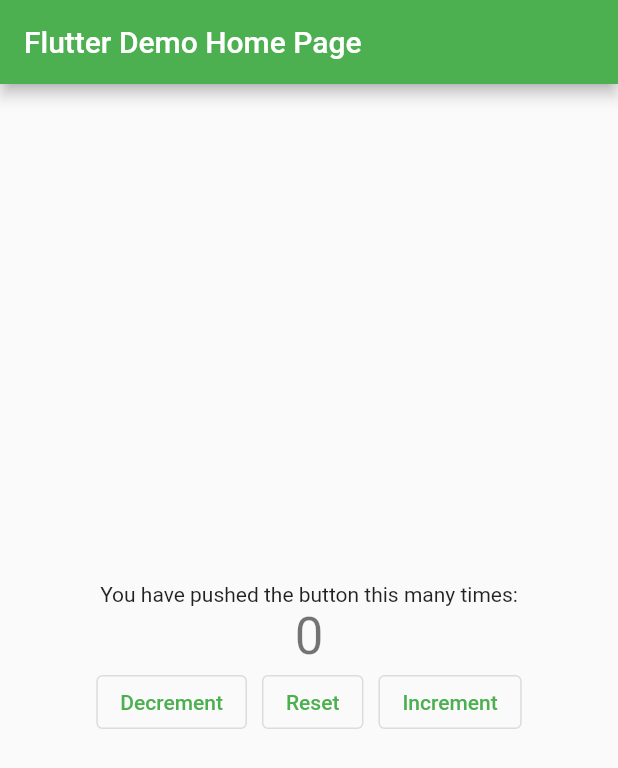
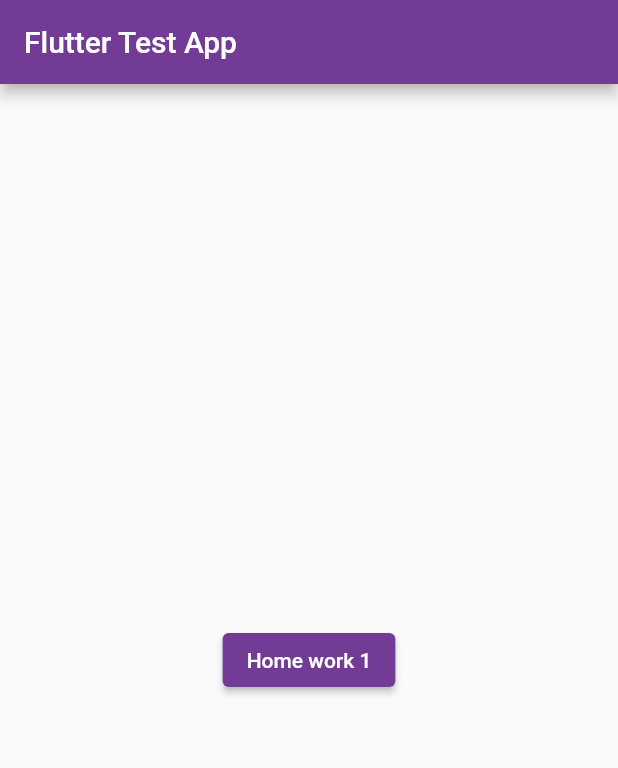
Before and after one commit to lipcha/Flutter-test, a Flutter app: the screen it shows after launch, on a phone screen of 412 x 824 dp. Shown: the top 768 px of the screen. Run offline on Flutter 3.47's test engine with Material 2 defaults, Android fonts, the phone set to English and light mode, and no system bars.

Commit message:
Begin with navigation

```diff
--- a/lib/main.dart
+++ b/lib/main.dart
@@ -1,4 +1,9 @@
 import 'package:flutter/material.dart';
+import 'package:test_app/pages/routes.dart';
+import 'package:test_app/resources/app_colors.dart';
+import 'package:test_app/resources/app_strings.dart';
+
+import 'pages/home_screen.dart';
 
 void main() {
   runApp(const MyApp());
@@ -11,130 +16,12 @@ class MyApp extends StatelessWidget {
   @override
   Widget build(BuildContext context) {
     return MaterialApp(
-      title: 'Flutter Demo',
+      title: AppStrings.appName,
+      onGenerateRoute: Routes.generateRoutes,
       theme: ThemeData(
-        // This is the theme of your application.
-        //
-        // Try running your application with "flutter run". You'll see the
-        // application has a blue toolbar. Then, without quitting the app, try
-        // changing the primarySwatch below to Colors.green and then invoke
-        // "hot reload" (press "r" in the console where you ran "flutter run",
-        // or simply save your changes to "hot reload" in a Flutter IDE).
-        // Notice that the counter didn't reset back to zero; the application
-        // is not restarted.
-        primarySwatch: Colors.green,
+        primarySwatch: AppColors.mainColor,
       ),
-      home: const MyHomePage(title: 'Flutter Demo Home Page'),
+      initialRoute: Routes.home,
     );
   }
 }
-
-class MyHomePage extends StatefulWidget {
-  const MyHomePage({super.key, required this.title});
-
-  // This widget is the home page of your application. It is stateful, meaning
-  // that it has a State object (defined below) that contains fields that affect
-  // how it looks.
-
-  // This class is the configuration for the state. It holds the values (in this
-  // case the title) provided by the parent (in this case the App widget) and
-  // used by the build method of the State. Fields in a Widget subclass are
-  // always marked "final".
-
-  final String title;
-
-  @override
-  State<MyHomePage> createState() => _MyHomePageState();
-}
-
-class _MyHomePageState extends State<MyHomePage> {
-  int _counter = 0;
-
-  void _incrementCounter() {
-    setState(() {
-      // This call to setState tells the Flutter framework that something has
-      // changed in this State, which causes it to rerun the build method below
-      // so that the display can reflect the updated values. If we changed
-      // _counter without calling setState(), then the build method would not be
-      // called again, and so nothing would appear to happen.
-      _counter++;
-    });
-  }
-
-  void _decrementCounter() {
-    setState(() {
-      _counter--;
-    });
-  }
-
-  void _resetCounter() {
-    setState(() {
-      _counter = 0;
-    });
-  }
-
-  @override
-  Widget build(BuildContext context) {
-    // This method is rerun every time setState is called, for instance as done
-    // by the _incrementCounter method above.
-    //
-    // The Flutter framework has been optimized to make rerunning build methods
-    // fast, so that you can just rebuild anything that needs updating rather
-    // than having to individually change instances of widgets.
-    return Scaffold(
-        appBar: AppBar(
-          // Here we take the value from the MyHomePage object that was created by
-          // the App.build method, and use it to set our appbar title.
-          title: Text(widget.title),
-        ),
-        body: Center(
-          // Center is a layout widget. It takes a single child and positions it
-          // in the middle of the parent.
-          child: Column(
-            // Column is also a layout widget. It takes a list of children and
-            // arranges them vertically. By default, it sizes itself to fit its
-            // children horizontally, and tries to be as tall as its parent.
-            //
-            // Invoke "debug painting" (press "p" in the console, choose the
-            // "Toggle Debug Paint" action from the Flutter Inspector in Android
-            // Studio, or the "Toggle Debug Paint" command in Visual Studio Code)
-            // to see the wireframe for each widget.
-            //
-            // Column has various properties to control how it sizes itself and
-            // how it positions its children. Here we use mainAxisAlignment to
-            // center the children vertically; the main axis here is the vertical
-            // axis because Columns are vertical (the cross axis would be
-            // horizontal).
-            mainAxisAlignment: MainAxisAlignment.center,
-            children: <Widget>[
-              const Text(
-                'You have pushed the button this many times:',
-              ),
-              Text(
-                '$_counter',
-                style: Theme.of(context).textTheme.headline4,
-              ),
-              Row(
-                mainAxisAlignment: MainAxisAlignment.center,
-                children: [
-                  OutlinedButton(
-                    onPressed: () => _decrementCounter(),
-                    child: const Text('Decrement'),
-                  ),
-                  const SizedBox(width: 10),
-                  OutlinedButton(
-                    onPressed: () => _resetCounter(),
-                    child: const Text('Reset'),
-                  ),
-                  const SizedBox(width: 10),
-                  OutlinedButton(
-                    onPressed: () => _incrementCounter(),
-                    child: const Text('Increment'),
-                  ),
-                ],
-              )
-            ],
-          ),
-        ));
-  }
-}
--- /dev/null
+++ b/lib/pages/home_screen.dart
@@ -0,0 +1,43 @@
+import 'package:flutter/cupertino.dart';
+import 'package:flutter/material.dart';
+import 'package:test_app/pages/routes.dart';
+
+import '../resources/app_strings.dart';
+import 'hw1/home_work_1_screen.dart';
+
+class HomeScreen extends StatefulWidget {
+  const HomeScreen({super.key});
+
+  @override
+  State<HomeScreen> createState() => _HomeScreenState();
+}
+
+class _HomeScreenState extends State<HomeScreen> {
+  @override
+  Widget build(BuildContext context) {
+    return Scaffold(
+        appBar: AppBar(
+          title: const Text(AppStrings.appName),
+        ),
+        // drawer: const DrawerMenu(),
+        body: Center(
+          child: Column(
+            mainAxisAlignment: MainAxisAlignment.center,
+            children: [
+              ElevatedButton(
+                  onPressed: () => Navigator.of(context).pushNamed(
+                      Routes.homeWork1,
+                      arguments: HomeWork1Screen.screenA),
+                  child: const Text(AppStrings.buttonHW1))
+            ],
+          ),
+        ));
+  }
+}
+
+class MenuItem {
+  final IconData icon;
+  final String title;
+
+  const MenuItem(this.icon, this.title);
+}
--- /dev/null
+++ b/lib/pages/routes.dart
@@ -0,0 +1,21 @@
+import 'package:flutter/cupertino.dart';
+import 'package:flutter/material.dart';
+import 'package:test_app/pages/home_screen.dart';
+import 'package:test_app/pages/hw1/home_work_1_screen.dart';
+
+class Routes {
+  static const String home = "home";
+  static const String homeWork1 = "home_work_1";
+
+  static Route<dynamic> generateRoutes(RouteSettings settings) {
+    switch (settings.name) {
+      case home:
+        return MaterialPageRoute(builder: (_) => const HomeScreen());
+      case homeWork1:
+        return CupertinoPageRoute(
+            builder: (_) => HomeWork1Screen(settings.arguments as String));
+      default:
+        return MaterialPageRoute(builder: (_) => const HomeScreen());
+    }
+  }
+}
--- /dev/null
+++ b/lib/resources/app_colors.dart
@@ -0,0 +1,27 @@
+import 'package:flutter/material.dart';
+
+class AppColors {
+  static const MaterialColor mainColor =
+      MaterialColor(_mainColorPrimaryValue, <int, Color>{
+    50: Color(0xFFEEE7F2),
+    100: Color(0xFFD5C4DF),
+    200: Color(0xFFB99DCA),
+    300: Color(0xFF9C76B5),
+    400: Color(0xFF8758A5),
+    500: Color(_mainColorPrimaryValue),
+    600: Color(0xFF6A358D),
+    700: Color(0xFF5F2D82),
+    800: Color(0xFF552678),
+    900: Color(0xFF421967),
+  });
+  static const int _mainColorPrimaryValue = 0xFF723B95;
+
+  static const MaterialColor mainColorAccent =
+      MaterialColor(_mainColorAccentValue, <int, Color>{
+    100: Color(0xFFD0A1FF),
+    200: Color(_mainColorAccentValue),
+    400: Color(0xFF9D3BFF),
+    700: Color(0xFF9022FF),
+  });
+  static const int _mainColorAccentValue = 0xFFB76EFF;
+}
--- /dev/null
+++ b/lib/resources/app_strings.dart
@@ -0,0 +1,15 @@
+class AppStrings {
+  static const appName = 'Flutter Test App';
+  static const String titleHome = 'Home';
+  static const String buttonHW1 = "Home work 1";
+  static const String titleHW1 = "Home work 1";
+
+  static const String menuHome = 'Home';
+  static const String menuHW1 = 'Home work 1';
+  static const String menuCategories = 'Categories';
+  static const String menuMyOrders = 'My orders';
+  static const String menuFavoriteAdvisors = 'Favorite advisors';
+  static const String menuJourneys = 'Journeys';
+  static const String menuCredit = 'Credit';
+  static const String menuTransactionHistory = 'Transaction history';
+}
```
Also changed, not shown: lib/pages/hw1/home_work_1_screen.dart (added, +32 -0 lines).
